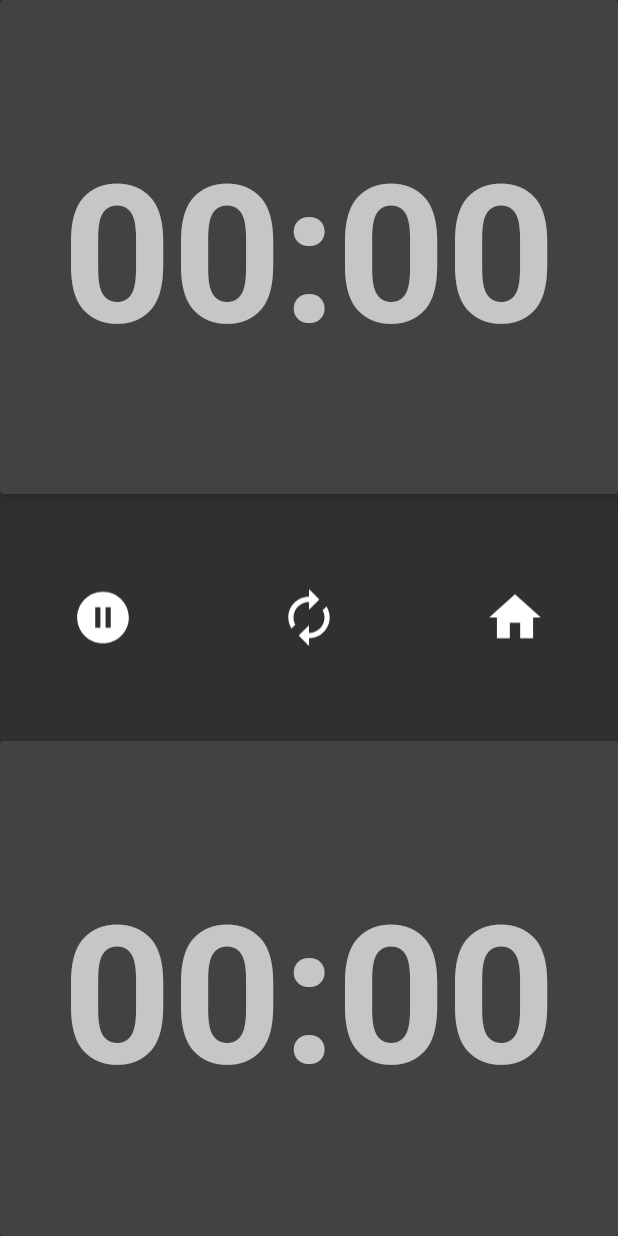
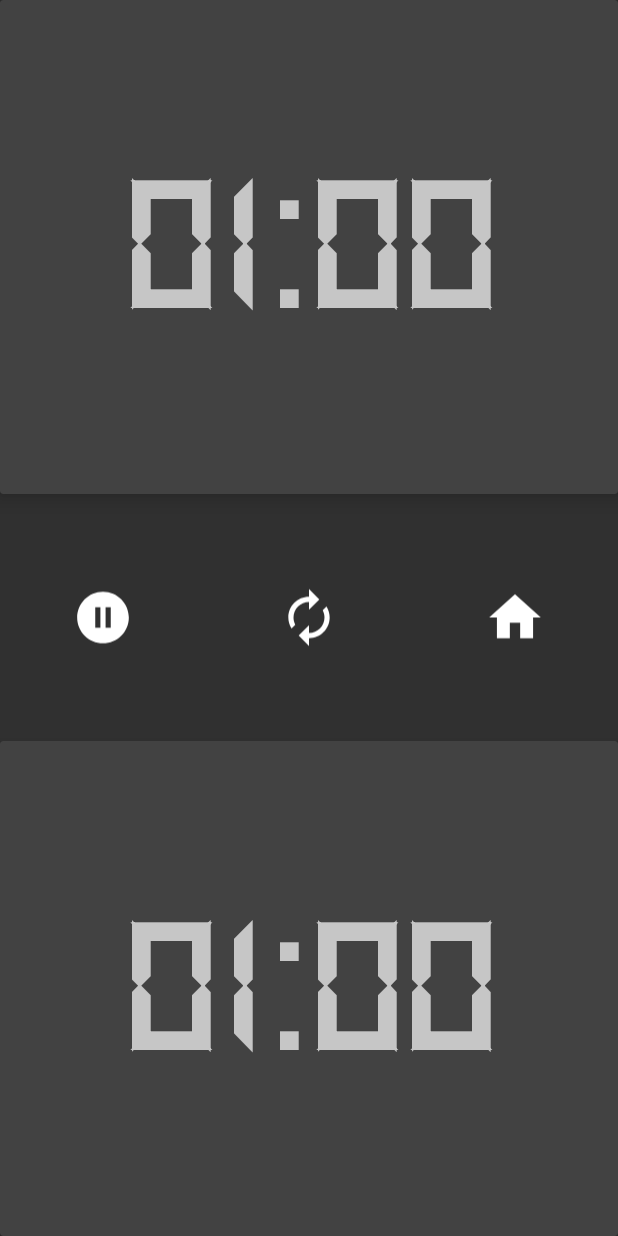
Before and after one commit to namanJain-Pro/ChessTime, an Android app: the ClockFragment screen opened through its navigation route, on a phone screen of 412 x 824 dp. Run offline under Robolectric (Android 15) with nearby library versions, the phone set to English and light mode, and no system bars.

Commit message:
Created the clock logic Countdown timer work

```diff
--- /dev/null
+++ b/app/src/main/java/com/example/chessclock/ClockFragment.kt
@@ -0,0 +1,146 @@
+package com.example.chessclock
+
+import android.graphics.Color
+import android.os.Bundle
+import android.os.CountDownTimer
+import android.view.View
+import androidx.fragment.app.Fragment
+import androidx.navigation.fragment.navArgs
+import com.example.chessclock.databinding.FragmentClockBinding
+import java.util.*
+
+enum class Player {
+    PLAYER1, PLAYER2
+}
+
+class ClockFragment : Fragment(R.layout.fragment_clock) {
+
+    companion object {
+        private const val TAG = "ClockFragment"
+    }
+    private lateinit var binding: FragmentClockBinding
+    private val args: ClockFragmentArgs by navArgs()
+
+    // *********************************** \\
+    private lateinit var countDownTimer: CountDownTimer
+    private var timerStarted = false
+    private var timerRunning = false
+    private var player1Timer: Long = 0L
+    private var player2Timer: Long = 0L
+    private var toggle = false
+    private var bonusTime = 0L
+
+    override fun onViewCreated(view: View, savedInstanceState: Bundle?) {
+        super.onViewCreated(view, savedInstanceState)
+        binding = FragmentClockBinding.bind(view)
+
+        val initialTime = args.initialTimeInMillisecond
+        bonusTime = args.bonusTimeInMillisecond
+
+        initialize(initialTime)
+
+        binding.apply {
+
+            player1.setOnClickListener {
+                if (timerStarted) {
+                    if (toggle) {
+                        pauseTimer()
+                        toggle = false
+                        startTimer(Player.PLAYER2)
+                    }
+
+                } else {
+                    startTimer(Player.PLAYER1)
+                    toggle = true
+                    timerStarted = true
+                }
+            }
+
+            player2.setOnClickListener {
+                if (timerStarted) {
+                    if (!toggle) {
+                        pauseTimer()
+                        toggle = true
+                        startTimer(Player.PLAYER1)
+                    }
+
+                } else {
+                    startTimer(Player.PLAYER2)
+                    toggle = false
+                    timerStarted = true
+                }
+            }
+
+        }
+
+    }
+
+    private fun initialize(initialTime: Long) {
+        binding.apply {
+            player1Timer.text = getTimeFormatted(initialTime)
+            player2Timer.text = getTimeFormatted(initialTime)
+        }
+
+        player1Timer = initialTime
+        player2Timer = initialTime
+    }
+
+    private fun startTimer(player: Player) {
+
+        var timeLeft: Long
+        if (player == Player.PLAYER1) {
+            binding.player1.setBackgroundColor(Color.parseColor("#3870c9"))
+            binding.player2.setBackgroundColor(Color.parseColor("#363636"))
+            timeLeft = player1Timer
+        } else {
+            binding.player1.setBackgroundColor(Color.parseColor("#363636"))
+            binding.player2.setBackgroundColor(Color.parseColor("#3870c9"))
+            timeLeft = player2Timer
+        }
+
+        countDownTimer = object : CountDownTimer(timeLeft, 1000) {
+
+            override fun onTick(millisUntilFinished: Long) {
+                timeLeft = millisUntilFinished
+                if (player == Player.PLAYER1)
+                    player1Timer = timeLeft
+                else
+                    player2Timer = timeLeft
+                updateCountDownText(player, timeLeft)
+            }
+
+            override fun onFinish() {
+
+            }
+        }.start()
+        timerRunning = true
+    }
+
+    private fun pauseTimer() {
+        countDownTimer.cancel()
+        timerRunning = false
+    }
+
+    private fun resetTimer(initialTime: Long) {
+        initialize(initialTime)
+        countDownTimer.cancel()
+        timerStarted = false
+        timerRunning = false
+    }
+
+    private fun updateCountDownText(player: Player, playerTimer: Long) {
+        if (player == Player.PLAYER1) {
+            binding.player1Timer.text = getTimeFormatted(playerTimer)
+        } else {
+            binding.player2Timer.text = getTimeFormatted(playerTimer)
+        }
+    }
+
+    private fun getTimeFormatted(timeInMilli: Long): String {
+        val min: Int = ((timeInMilli / 1000) / 60).toInt()
+        val sec: Int = ((timeInMilli / 1000) % 60).toInt()
+
+        return String.format(Locale.getDefault(), "%02d:%02d", min, sec)
+    }
+
+}
--- a/app/src/main/res/layout/fragment_clock.xml
+++ b/app/src/main/res/layout/fragment_clock.xml
@@ -6,16 +6,16 @@
     android:layout_height="match_parent"
     android:orientation="vertical"
     android:weightSum="5"
-    tools:context=".clock.ClockFragment" >
+    tools:context=".ClockFragment">
 
     <androidx.cardview.widget.CardView
         android:id="@+id/player1"
         android:layout_width="match_parent"
         android:layout_height="0dp"
         android:layout_weight="2"
+        android:elevation="8dp"
         android:minWidth="8dp"
-        app:cardElevation="8dp"
-        android:elevation="8dp">
+        app:cardElevation="8dp">
 
         <androidx.constraintlayout.widget.ConstraintLayout
             android:layout_width="match_parent"
@@ -25,10 +25,10 @@
                 android:id="@+id/player1_timer"
                 android:layout_width="match_parent"
                 android:layout_height="match_parent"
+                android:fontFamily="@font/digital_clock_font"
+                android:gravity="center"
                 android:textSize="128sp"
-                android:text="00:00"
-                android:textStyle="bold"
-                android:gravity="center"/>
+                android:textStyle="bold" />
 
         </androidx.constraintlayout.widget.ConstraintLayout>
     </androidx.cardview.widget.CardView>
@@ -40,43 +40,43 @@
         android:orientation="horizontal">
 
         <ImageButton
-            android:id="@+id/imageButton"
+            android:id="@+id/pause_btn"
+            style="@style/Widget.MaterialComponents.Button.OutlinedButton"
             android:layout_width="wrap_content"
             android:layout_height="match_parent"
+            android:layout_margin="8dp"
             android:layout_weight="1"
-            android:src="@drawable/pause"
+            android:adjustViewBounds="true"
             android:elevation="8dp"
-            android:layout_margin="8dp"
+            android:padding="40dp"
             android:scaleType="fitCenter"
-            android:adjustViewBounds="true"
-            android:padding="40dp"
-            style="@style/Widget.MaterialComponents.Button.OutlinedButton"/>
+            android:src="@drawable/pause" />
 
         <ImageButton
-            android:id="@+id/imageButton2"
+            android:id="@+id/reset_btn"
+            style="@style/Widget.MaterialComponents.Button.OutlinedButton"
             android:layout_width="wrap_content"
             android:layout_height="match_parent"
+            android:layout_margin="8dp"
             android:layout_weight="1"
-            android:src="@drawable/reset"
+            android:adjustViewBounds="true"
             android:elevation="8dp"
-            android:layout_margin="8dp"
+            android:padding="40dp"
             android:scaleType="fitCenter"
-            android:adjustViewBounds="true"
-            android:padding="40dp"
-            style="@style/Widget.MaterialComponents.Button.OutlinedButton"/>
+            android:src="@drawable/reset" />
 
         <ImageButton
-            android:id="@+id/imageButton4"
+            android:id="@+id/home_btn"
+            style="@style/Widget.MaterialComponents.Button.OutlinedButton"
             android:layout_width="wrap_content"
             android:layout_height="match_parent"
+            android:layout_margin="8dp"
             android:layout_weight="1"
-            android:src="@drawable/ic_baseline_home_24"
+            android:adjustViewBounds="true"
             android:elevation="8dp"
-            android:layout_margin="8dp"
+            android:padding="40dp"
             android:scaleType="fitCenter"
-            android:adjustViewBounds="true"
-            android:padding="40dp"
-            style="@style/Widget.MaterialComponents.Button.OutlinedButton"/>
+            android:src="@drawable/ic_baseline_home_24" />
 
     </LinearLayout>
 
@@ -85,9 +85,9 @@
         android:layout_width="match_parent"
         android:layout_height="0dp"
         android:layout_weight="2"
+        android:elevation="8dp"
         android:minWidth="8dp"
-        app:cardElevation="8dp"
-        android:elevation="8dp">
+        app:cardElevation="8dp">
 
         <androidx.constraintlayout.widget.ConstraintLayout
             android:layout_width="match_parent"
@@ -97,10 +97,10 @@
                 android:id="@+id/player2_timer"
                 android:layout_width="match_parent"
                 android:layout_height="match_parent"
+                android:fontFamily="@font/digital_clock_font"
+                android:gravity="center"
                 android:textSize="128sp"
-                android:text="00:00"
-                android:textStyle="bold"
-                android:gravity="center"/>
+                android:textStyle="bold" />
 
         </androidx.constraintlayout.widget.ConstraintLayout>
     </androidx.cardview.widget.CardView>
--- a/app/src/main/res/navigation/nav_graph.xml
+++ b/app/src/main/res/navigation/nav_graph.xml
@@ -27,7 +27,7 @@
     </fragment>
     <fragment
         android:id="@+id/clockFragment"
-        android:name="com.example.chessclock.clock.ClockFragment"
+        android:name="com.example.chessclock.ClockFragment"
         android:label="fragment_clock"
         tools:layout="@layout/fragment_clock" >
         <action
```
Also changed, not shown: app/src/main/java/com/example/chessclock/DashboardFragment.kt (+21 -1 lines), app/src/main/java/com/example/chessclock/clock/ClockFragment.kt (deleted, +0 -14 lines), app/src/main/res/font/digital_clock_font.TTF (added).
